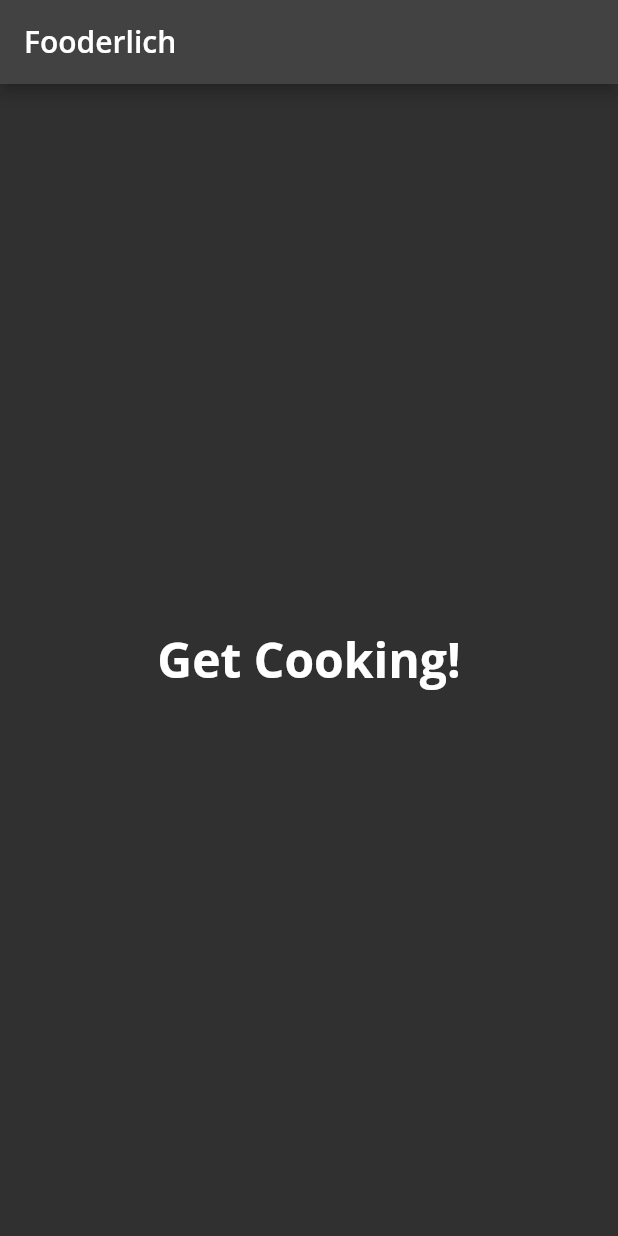
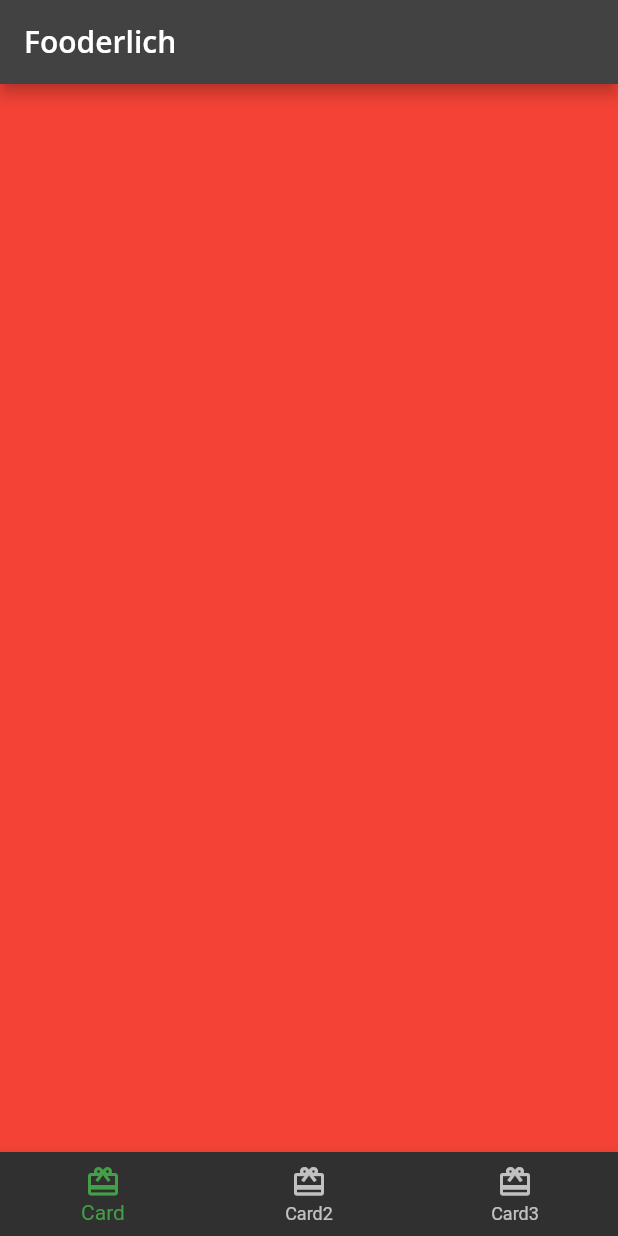
Before and after one commit to okellomano/Fooder, a Flutter app: the screen it shows after launch, on a phone screen of 412 x 824 dp. Run offline on Flutter 3.47's test engine with Material 2 defaults, Android fonts, the phone set to English and light mode, and no system bars; our stand-ins replace google_fonts.

```diff
--- a/lib/home.dart
+++ b/lib/home.dart
@@ -8,20 +8,49 @@ class Home extends StatefulWidget {
 }
 
 class _HomeState extends State<Home> {
+  int _selectedIndex = 0;
+
+  static List<Widget> pages = <Widget>[
+    Container(
+      color: Colors.red,
+    ),
+    Container(
+      color: Colors.green,
+    ),
+    Container(
+      color: Colors.blue,
+    )
+  ];
+
+  void _onItemTapped(int index) {
+    setState(() {
+      _selectedIndex = index;
+    });
+  }
+
   @override
   Widget build(BuildContext context) {
     return Scaffold(
-      appBar: AppBar(
-        title: Text(
-          'Fooderlich',
-          style: Theme.of(context).textTheme.headline6,
+        appBar: AppBar(
+          title: Text(
+            'Fooderlich',
+            style: Theme.of(context).textTheme.headline6,
+          ),
         ),
-      ),
-      body: Center(
-          child: Text(
-        'Get Cooking!',
-        style: Theme.of(context).textTheme.headline1,
-      )),
-    );
+        body: pages[_selectedIndex],
+        bottomNavigationBar: BottomNavigationBar(
+          selectedItemColor:
+              Theme.of(context).textSelectionTheme.selectionColor,
+          currentIndex: _selectedIndex,
+          onTap: _onItemTapped,
+          items: <BottomNavigationBarItem>[
+            const BottomNavigationBarItem(
+                icon: Icon(Icons.card_giftcard), label: 'Card'),
+            const BottomNavigationBarItem(
+                icon: Icon(Icons.card_giftcard), label: 'Card2'),
+            const BottomNavigationBarItem(
+                icon: Icon(Icons.card_giftcard), label: 'Card3'),
+          ],
+        ));
   }
 }
```
